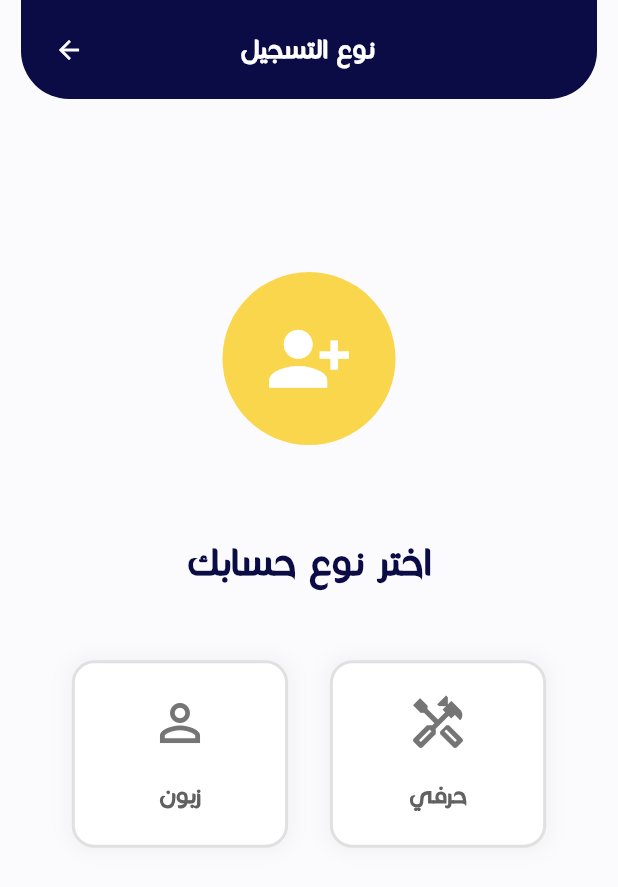
After one commit to haz0s/fazaa-frontend, a Flutter app: the screen it shows after launch, after a tap on "فلنبدأ معاً", after a tap on "ليس لديك حساب؟", on a phone screen of 412 x 824 dp. The commit adds this screen. Shown: the top 887 px of the screen. Run offline on Flutter 3.47's test engine with Material 3 defaults, Android fonts, the phone set to English and light mode, and no system bars; our stand-ins replace awesome_dialog, bloc, dio, flutter_otp_text_field, get_it, pretty_dio_logger and 1 more; missing offline and left inert: phone_form_field.

Commit message:
create the register page (type of the registration & register form) in mobile app

```diff
--- a/Apps/mobile/fazaa/lib/core/utils/assets_data.dart
+++ b/Apps/mobile/fazaa/lib/core/utils/assets_data.dart
@@ -1,3 +1,3 @@
 class AssetsData {
-  static String boardingImage = "assets/images/boarding-image-test.png";
+  static String boardingImage = "assets/images/boarding-photo.jpg";
 }
--- a/Apps/mobile/fazaa/lib/core/utils/routs.dart
+++ b/Apps/mobile/fazaa/lib/core/utils/routs.dart
@@ -1,9 +1,11 @@
 import 'package:fazaa/features/auth/login/presentation/views/number_verification_page.dart';
+import 'package:fazaa/features/auth/register/presentation/views/register_type_page.dart';
 import 'package:fazaa/features/boarding/presentation/views/boarding_page.dart';
 import 'package:fazaa/features/splash/presentation/views/splash_page.dart';
 import 'package:flutter/material.dart';
 
 import '../../features/auth/login/presentation/views/login_page.dart';
+import '../../features/auth/register/presentation/views/customer_register_page.dart';
 
 class Routes {
   static Map<String, Widget Function(BuildContext)> routes = {
@@ -12,6 +14,8 @@ class Routes {
     LoginPage.routName: (context) => LoginPage(),
     NumberVerificationPage.routeName: (context) => const NumberVerificationPage(
           phoneNumber: "",
-        )
+        ),
+    RegisterTypePage.routeName: (context) => const RegisterTypePage(),
+    CustomerRegisterPage.routeName: (context) => const CustomerRegisterPage(),
   };
 }
--- /dev/null
+++ b/Apps/mobile/fazaa/lib/core/widgets/custom_app_bar.dart
@@ -0,0 +1,55 @@
+import 'package:flutter/material.dart';
+
+import '../utils/colors.dart';
+import '../utils/constats.dart';
+
+class CustomAppBar extends StatelessWidget {
+  const CustomAppBar({
+    super.key,
+    required this.title,
+    required this.back_btn,
+  });
+  final String title;
+  final bool back_btn;
+  @override
+  Widget build(BuildContext context) {
+    return Container(
+      padding: const EdgeInsets.symmetric(horizontal: 8, vertical: 8),
+      margin: const EdgeInsets.symmetric(horizontal: KHorizontalPadding + 4),
+      decoration: const BoxDecoration(
+          color: AppColors.primary,
+          borderRadius: BorderRadius.only(
+              bottomLeft: Radius.circular(32),
+              bottomRight: Radius.circular(32))),
+      child: Row(
+        mainAxisAlignment: MainAxisAlignment.spaceBetween,
+        children: [
+          back_btn
+              ? IconButton(
+                  icon: const Icon(
+                    Icons.arrow_back_outlined,
+                    size: 20,
+                    color: AppColors.background,
+                  ),
+                  onPressed: () {
+                    Navigator.pop(context);
+                  },
+                )
+              : const SizedBox(
+                  height: 50,
+                  width: 50,
+                ),
+          Text(
+            title,
+            style: const TextStyle(
+                fontWeight: FontWeight.bold, fontSize: 20, color: Colors.white),
+          ),
+          const SizedBox(
+            height: 50,
+            width: 50,
+          ),
+        ],
+      ),
+    );
+  }
+}
--- a/Apps/mobile/fazaa/lib/features/auth/login/presentation/views/login_page.dart
+++ b/Apps/mobile/fazaa/lib/features/auth/login/presentation/views/login_page.dart
@@ -4,11 +4,12 @@ import 'package:fazaa/core/utils/functions.dart';
 import 'package:fazaa/core/widgets/custom_button.dart';
 import 'package:fazaa/features/auth/login/presentation/views/number_verification_page.dart';
 import 'package:fazaa/features/auth/login/presentation/views/widgets/phone_field_widget.dart';
-import 'package:fazaa/features/auth/login/presentation/views/widgets/top_circle_avater.dart';
+import 'package:fazaa/features/auth/widgets/top_circle_avater.dart';
 import 'package:flutter/material.dart';
 import 'package:phone_form_field/phone_form_field.dart';
 
 import '../../../../../core/utils/styles.dart';
+import '../../../register/presentation/views/register_type_page.dart';
 
 class LoginPage extends StatefulWidget {
   const LoginPage({super.key});
@@ -74,7 +75,7 @@ class _LoginPageState extends State<LoginPage> {
           PhoneFieldWidget(controller: controller),
           TextButton(
             onPressed: () {
-              //Navigator.pushNamed(context, RegisterPage.routeName);
+              Navigator.pushNamed(context, RegisterTypePage.routeName);
             },
             child: Text("ليس لديك حساب؟",
                 style: Styles.textStyle16.copyWith(
--- a/Apps/mobile/fazaa/lib/features/auth/login/presentation/views/number_verification_page.dart
+++ b/Apps/mobile/fazaa/lib/features/auth/login/presentation/views/number_verification_page.dart
@@ -2,7 +2,7 @@ import 'dart:async';
 import 'dart:developer';
 
 import 'package:fazaa/core/widgets/custom_button.dart';
-import 'package:fazaa/features/auth/login/presentation/views/widgets/top_circle_avater.dart';
+import 'package:fazaa/features/auth/widgets/top_circle_avater.dart';
 import 'package:fazaa/features/auth/login/presentation/views/widgets/verification_msg.dart';
 import 'package:flutter/material.dart';
 import 'package:flutter_otp_text_field/flutter_otp_text_field.dart';
--- /dev/null
+++ b/Apps/mobile/fazaa/lib/features/auth/register/presentation/views/register_type_page.dart
@@ -0,0 +1,92 @@
+import 'package:fazaa/core/utils/colors.dart';
+import 'package:fazaa/core/utils/constats.dart';
+import 'package:fazaa/core/widgets/custom_app_bar.dart';
+import 'package:fazaa/core/widgets/custom_button.dart';
+import 'package:fazaa/features/auth/widgets/top_circle_avater.dart';
+import 'package:fazaa/features/auth/register/presentation/views/customer_register_page.dart';
+import 'package:fazaa/features/auth/register/presentation/views/widgets/register_type_card.dart';
+import 'package:flutter/material.dart';
+
+class RegisterTypePage extends StatefulWidget {
+  const RegisterTypePage({super.key});
+  static const String routeName = 'registerType';
+
+  @override
+  State<RegisterTypePage> createState() => _RegisterTypePageState();
+}
+
+class _RegisterTypePageState extends State<RegisterTypePage> {
+  String? _selectedType;
+
+  @override
+  Widget build(BuildContext context) {
+    final size = MediaQuery.sizeOf(context);
+
+    return Scaffold(
+      body: SingleChildScrollView(
+        child: SafeArea(
+          child: Column(
+            children: [
+              const CustomAppBar(title: "نوع التسجيل", back_btn: true),
+              SizedBox(height: size.height * 0.14),
+              const TopCircleAvater(icon: Icons.person_add_alt_1),
+              const SizedBox(height: kSizedBoxHeight * 1.5),
+              Padding(
+                padding:
+                    const EdgeInsets.symmetric(vertical: 20, horizontal: 40),
+                child: Text(
+                  "اختر نوع حسابك",
+                  textAlign: TextAlign.center,
+                  style: TextStyle(
+                    fontWeight: FontWeight.bold,
+                    fontSize: size.shortestSide * 0.07,
+                    color: AppColors.primary,
+                  ),
+                ),
+              ),
+              const SizedBox(height: kSizedBoxHeight),
+              Padding(
+                padding: const EdgeInsets.symmetric(horizontal: 20),
+                child: Row(
+                  mainAxisAlignment: MainAxisAlignment.spaceEvenly,
+                  children: [
+                    RegisterTypeCard(
+                        title: "زبون",
+                        icon: Icons.person_outline,
+                        isSelected: _selectedType == 'customer',
+                        onTap: () =>
+                            setState(() => _selectedType = 'customer')),
+                    RegisterTypeCard(
+                        title: "حرفي",
+                        icon: Icons.handyman_outlined,
+                        isSelected: _selectedType == 'craftsman',
+                        onTap: () =>
+                            setState(() => _selectedType = 'craftsman')),
+                  ],
+                ),
+              ),
+              SizedBox(height: size.height * 0.1),
+              Padding(
+                padding: const EdgeInsets.symmetric(horizontal: 40),
+                child: CustomButton(
+                  text: "متابعة",
+                  onPressed: _selectedType != null
+                      ? () {
+                          _selectedType == "customer"
+                              ? Navigator.pushNamed(
+                                  context, CustomerRegisterPage.routeName)
+                              : null;
+                        }
+                      : null,
+                  verticalHieght: 16,
+                  horizontalWidth: 0,
+                  color: AppColors.primary,
+                ),
+              ),
+            ],
+          ),
+        ),
+      ),
+    );
+  }
+}
--- /dev/null
+++ b/Apps/mobile/fazaa/lib/features/auth/register/presentation/views/widgets/register_type_card.dart
@@ -0,0 +1,63 @@
+import 'package:flutter/material.dart';
+
+import '../../../../../../core/utils/colors.dart';
+import '../../../../../../core/utils/constats.dart';
+
+class RegisterTypeCard extends StatelessWidget {
+  const RegisterTypeCard({
+    super.key,
+    required this.title,
+    required this.icon,
+    required this.isSelected,
+    required this.onTap,
+  });
+  final String title;
+  final IconData icon;
+  final bool isSelected;
+  final VoidCallback onTap;
+  @override
+  Widget build(BuildContext context) {
+    return GestureDetector(
+      onTap: onTap,
+      child: AnimatedContainer(
+        duration: const Duration(milliseconds: 200),
+        width: MediaQuery.sizeOf(context).width * 0.35,
+        padding: const EdgeInsets.all(20),
+        decoration: BoxDecoration(
+          color: Colors.white,
+          borderRadius: BorderRadius.circular(kBorderRadius),
+          border: Border.all(
+            color: isSelected ? AppColors.primary : Colors.grey[300]!,
+            width: 2,
+          ),
+          boxShadow: [
+            BoxShadow(
+              color: Colors.grey.withOpacity(0.1),
+              blurRadius: 10,
+              spreadRadius: 2,
+            )
+          ],
+        ),
+        child: Column(
+          mainAxisSize: MainAxisSize.min,
+          children: [
+            Icon(
+              icon,
+              size: 40,
+              color: isSelected ? AppColors.primary : Colors.grey[600],
+            ),
+            const SizedBox(height: 15),
+            Text(
+              title,
+              style: TextStyle(
+                fontSize: 18,
+                fontWeight: FontWeight.bold,
+                color: isSelected ? AppColors.primary : Colors.grey[700],
+              ),
+            ),
+          ],
+        ),
+      ),
+    );
+  }
+}
--- a/Apps/mobile/fazaa/lib/features/auth/login/presentation/views/widgets/top_circle_avater.dart
+++ b/Apps/mobile/fazaa/lib/features/auth/widgets/top_circle_avater.dart
@@ -1,6 +1,6 @@
 import 'package:flutter/material.dart';
 
-import '../../../../../../core/utils/colors.dart';
+import '../../../core/utils/colors.dart';
 
 class TopCircleAvater extends StatelessWidget {
   const TopCircleAvater({super.key, required this.icon});
--- a/Apps/mobile/fazaa/lib/features/boarding/presentation/views/widgets/boarding_page_body.dart
+++ b/Apps/mobile/fazaa/lib/features/boarding/presentation/views/widgets/boarding_page_body.dart
@@ -3,8 +3,7 @@ import 'package:fazaa/core/utils/constats.dart';
 import 'package:fazaa/core/widgets/custom_button.dart';
 import 'package:fazaa/features/auth/login/presentation/views/login_page.dart';
 import 'package:flutter/material.dart';
-
-import '../../../../../core/utils/assets_data.dart';
+import 'package:fazaa/core/utils/assets_data.dart';
 
 class BoardingPageBody extends StatelessWidget {
   const BoardingPageBody({super.key});
@@ -12,51 +11,73 @@ class BoardingPageBody extends StatelessWidget {
   @override
   Widget build(BuildContext context) {
     final size = MediaQuery.sizeOf(context);
-    return SingleChildScrollView(
-      child: SafeArea(
+    return Scaffold(
+      body: SafeArea(
+        child: LayoutBuilder(
+          builder: (context, constraints) {
+            final availableHeight = constraints.maxHeight;
+            return Column(
+              mainAxisAlignment: MainAxisAlignment.spaceBetween,
+              children: [
+                // Top Text Section
+                Padding(
+                  padding: EdgeInsets.symmetric(
+                    horizontal: size.width * 0.05,
+                    vertical: size.height * 0.02,
+                  ),
                   child: Column(
                     children: [
-            const SizedBox(
-              height: kSizedBoxHeight,
-            ),
-            Center(
-                child: Text(
+                      Text(
                         "!افضل ايدي عاملة لك",
                         style: TextStyle(
                           fontWeight: FontWeight.bold,
                           color: AppColors.blackText,
-                  fontSize: size.shortestSide * 0.07),
-            )),
-            const SizedBox(
-              height: kSizedBoxHeight,
+                          fontSize: size.shortestSide * 0.07,
                         ),
-            Center(
-                child: Text(
+                        textAlign: TextAlign.center,
+                      ),
+                      SizedBox(height: size.height * 0.02),
+                      Text(
                         "مع فزعة للخدمات المنزلية سوف تحصل على افضل خدمة صيانة من قبل المختصين باسرع وقت وأعلى كفائة",
                         style: TextStyle(
                           fontWeight: FontWeight.w500,
                           color: AppColors.blackText,
-                  fontSize: size.shortestSide * 0.04),
+                          fontSize: size.shortestSide * 0.04,
+                          height: 1.5,
+                        ),
                         textAlign: TextAlign.center,
-            )),
-            const SizedBox(
-              height: kSizedBoxHeight,
                       ),
-            Image.asset(
+                    ],
+                  ),
+                ),
+
+                // Image Section (Takes 50% of available height)
+                SizedBox(
+                  height: availableHeight * 0.5,
+                  child: Image.asset(
                     AssetsData.boardingImage,
+                    fit: BoxFit.contain,
+                    width: double.infinity,
                   ),
-            const SizedBox(
-              height: kSizedBoxHeight,
                 ),
-            CustomButton(
+
+                // Bottom Button Section
+                Padding(
+                  padding: EdgeInsets.all(size.width * 0.05),
+                  child: CustomButton(
                     text: "فلنبدأ معاً",
                     onPressed: () {
-                  Navigator.pushReplacementNamed(context, LoginPage.routName);
+                      Navigator.pushReplacementNamed(
+                          context, LoginPage.routName);
                     },
                     verticalHieght: KVerticalPadding,
                     horizontalWidth: KHorizontalPadding,
-                color: AppColors.primary)
+                    color: AppColors.primary,
+                  ),
+                ),
               ],
+            );
+          },
         ),
       ),
     );
```
Also changed, not shown: Apps/mobile/fazaa/lib/features/auth/login/presentation/views/widgets/phone_field_widget.dart (+12 -20 lines), Apps/mobile/fazaa/lib/features/auth/register/presentation/views/customer_register_page.dart (added, +105 -0 lines), Apps/mobile/fazaa/lib/features/auth/register/presentation/views/widgets/gender_drop_down.dart (added, +42 -0 lines), Apps/mobile/fazaa/lib/features/auth/register/presentation/views/widgets/presonal_info_fields.dart (added, +60 -0 lines), Apps/mobile/fazaa/lib/features/auth/widgets/ccustom_text_filed.dart (added, +114 -0 lines), Apps/mobile/fazaa/assets/images/boarding-image-test.png (deleted), Apps/mobile/fazaa/assets/images/boarding-photo.jpg (added). Lines whose indentation alone changed are shown as unchanged.
